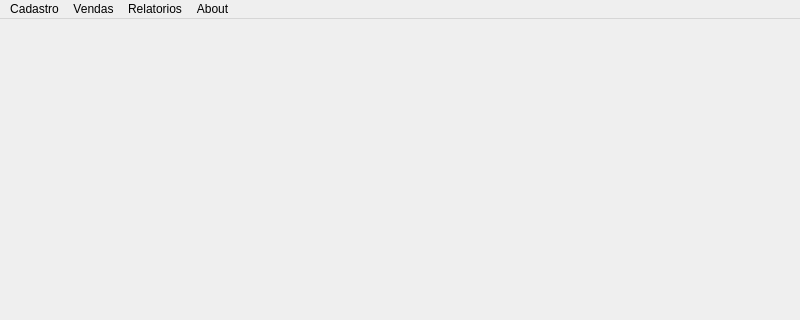
Before: the Qt Designer form main_window.ui in djeisson/SGV, drawn with Qt 5; both pictures show x 0 to 800 and y 0 to 320 of the 800 by 541 pixel window.
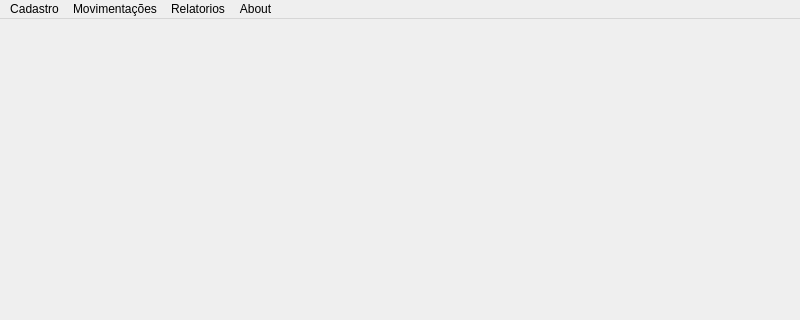
After: the same form once the commit is applied.

```diff
--- a/main_window.ui
+++ b/main_window.ui
@@ -98,7 +98,7 @@
    </widget>
    <widget class="QMenu" name="menuVendas">
     <property name="title">
-     <string>Vendas</string>
+     <string>Movimentações</string>
     </property>
     <addaction name="actionVenda_no_terminal"/>
    </widget>
```
Left out of the diff: 18 changed lines with no effect on the pictures.
